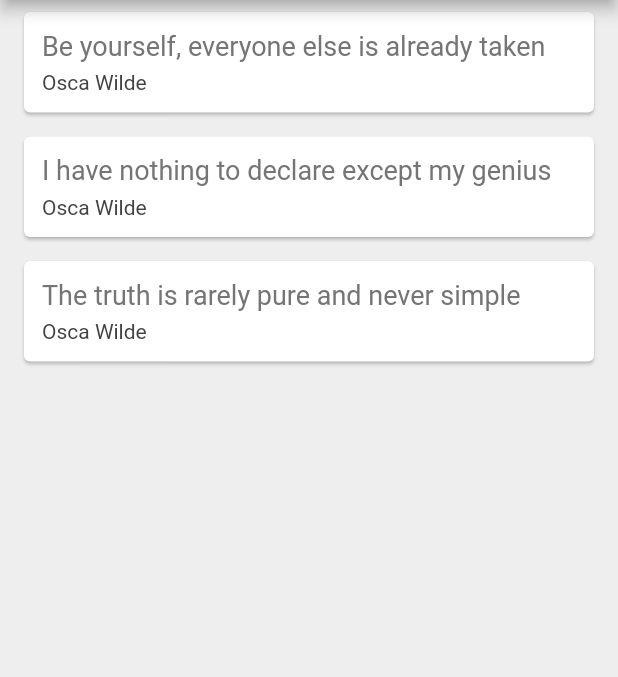
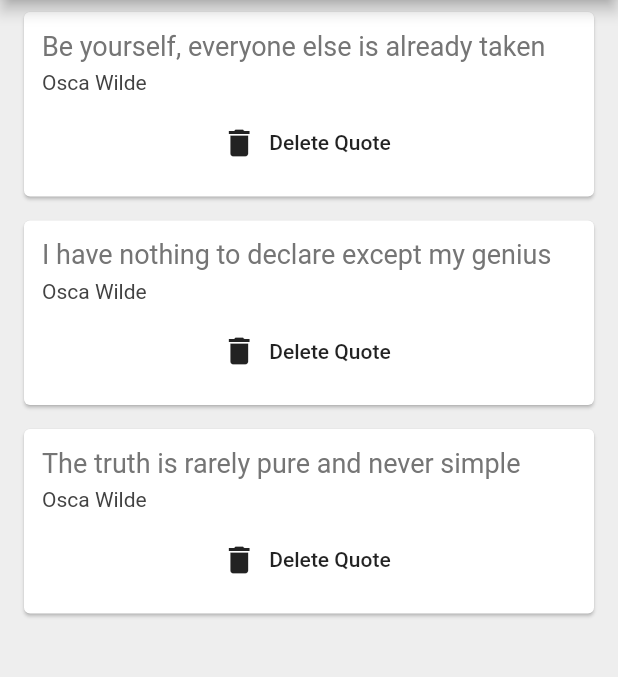
Before and after one commit to arifikhsan/flutter_awesome_quotes, a Flutter app: the screen it shows after launch, on a phone screen of 412 x 824 dp, the part 84-761 px from its top. Run offline on Flutter 3.47's test engine with Material 2 defaults, Android fonts, the phone set to English and light mode, and no system bars.

Commit message:
function as parameter

```diff
--- a/lib/main.dart
+++ b/lib/main.dart
@@ -39,6 +39,12 @@ class _QuoteListState extends State<QuoteList> {
             .map(
               (quote) => QuoteCard(
                 quote: quote,
+                delete: () {
+                  setState(() {
+                    quotes.remove(quote);
+                    print('I dont feel so good');
+                  });
+                },
               ),
             )
             .toList(),
--- a/lib/quote_card.dart
+++ b/lib/quote_card.dart
@@ -7,8 +7,9 @@ class QuoteCard extends StatelessWidget {
 //  }) : super(key: key);
 
   final Quote quote;
+  final Function delete;
 
-  QuoteCard({this.quote});
+  QuoteCard({this.quote, this.delete});
 
   @override
   Widget build(BuildContext context) {
@@ -35,7 +36,15 @@ class QuoteCard extends StatelessWidget {
                 fontSize: 14,
                 color: Colors.grey[800],
               ),
-            )
+            ),
+            SizedBox(
+              height: 8,
+            ),
+            FlatButton.icon(
+              onPressed: delete,
+              icon: Icon(Icons.delete),
+              label: Text('Delete Quote'),
+            ),
           ],
         ),
       ),
```
